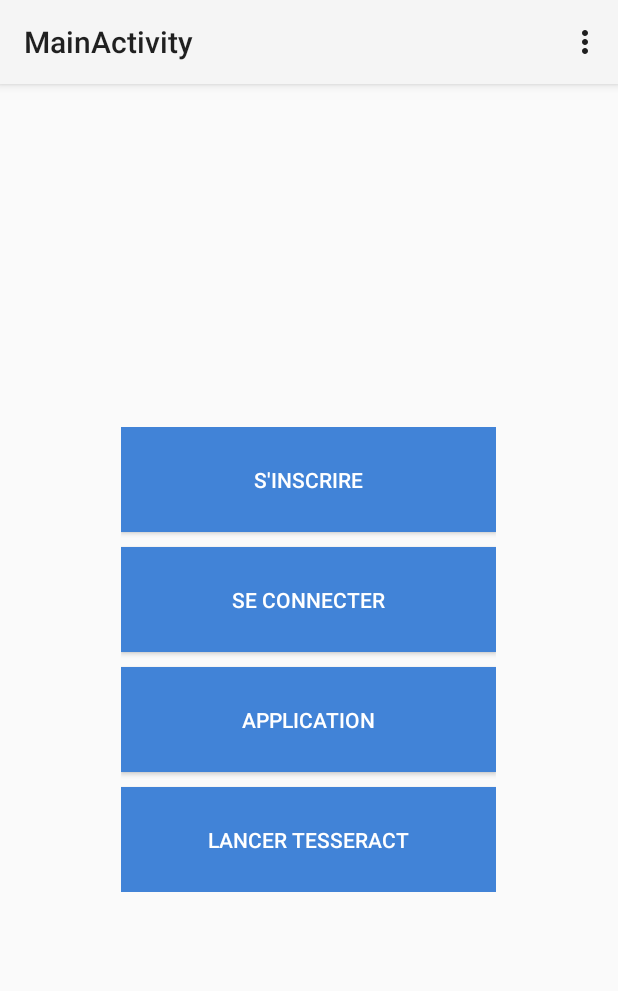
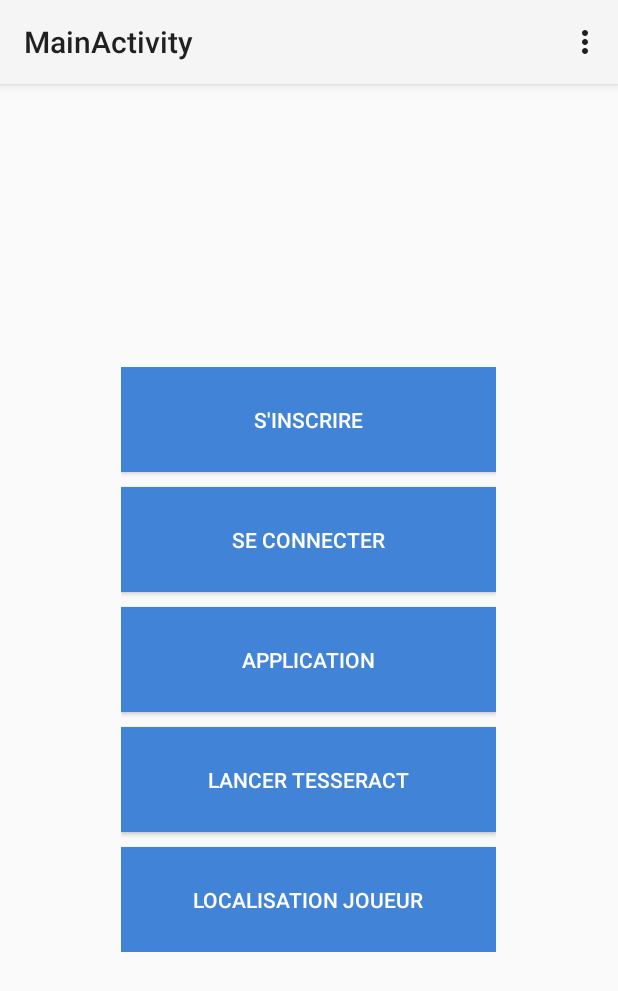
Before and after one commit to loupstigrou/ScanMonsters, an Android app: the screen it shows after launch (MainActivity), on a phone screen of 412 x 824 dp. Shown: the top 991 px of the screen. Run offline under Robolectric (Android 15) with nearby library versions, the phone set to English and light mode, and no system bars.

Commit message:
Ajout d'une activité pour la gestion de la détection de joueurs

```diff
--- a/ScanMonsters/app/src/main/java/prog_mobile/uqac/com/scanmonsters/MainActivity.java
+++ b/ScanMonsters/app/src/main/java/prog_mobile/uqac/com/scanmonsters/MainActivity.java
@@ -14,6 +14,8 @@ public class MainActivity extends AppCompatActivity implements View.OnClickListe
     private Button connectionButton;
     private Button cheatButton;
     private Button tesseractButton;
+    private Button locationButton;
+
     @Override
     protected void onCreate(Bundle savedInstanceState) {
         super.onCreate(savedInstanceState);
@@ -23,11 +25,13 @@ public class MainActivity extends AppCompatActivity implements View.OnClickListe
         this.connectionButton = (Button) findViewById(R.id.connection_button);
         this.cheatButton = (Button) findViewById(R.id.cheat_button);
         this.tesseractButton = (Button) findViewById(R.id.tesseract_button);
+        this.locationButton = (Button) findViewById(R.id.location_button);
 
         this.inscriptionButton.setOnClickListener(this);
         this.connectionButton.setOnClickListener(this);
         this.cheatButton.setOnClickListener(this);
         this.tesseractButton.setOnClickListener(this);
+        this.locationButton.setOnClickListener(this);
     }
 
     @Override
@@ -71,6 +75,10 @@ public class MainActivity extends AppCompatActivity implements View.OnClickListe
                 this.goToTesseractActivity();
                 break;
 
+            case R.id.location_button:
+                this.goToLocationActivity();
+                break;
+
             default:
                 break;
         }
@@ -95,4 +103,9 @@ public class MainActivity extends AppCompatActivity implements View.OnClickListe
         Intent intent = new Intent(MainActivity.this, OCRActivity.class);
         startActivity(intent);
     }
+
+    private void goToLocationActivity() {
+        Intent intent = new Intent(MainActivity.this, LocationActivity.class);
+        startActivity(intent);
+    }
 }
--- a/ScanMonsters/app/src/main/res/layout/activity_main.xml
+++ b/ScanMonsters/app/src/main/res/layout/activity_main.xml
@@ -8,7 +8,7 @@
 
     <RelativeLayout
         android:layout_width="250dp"
-        android:layout_height="310dp"
+        android:layout_height="390dp"
         android:layout_centerInParent="true"
         android:id="@+id/relativeLayout">
 
@@ -45,11 +45,21 @@
             android:id="@+id/tesseract_button"
             android:layout_width="match_parent"
             android:layout_height="70dp"
+            android:layout_marginBottom="10dp"
             android:background="@color/blue"
             android:layout_below="@id/cheat_button"
             android:text="@string/tesseract_button"
             android:textColor="@color/white"/>
 
+        <Button
+            android:id="@+id/location_button"
+            android:layout_width="match_parent"
+            android:layout_height="70dp"
+            android:background="@color/blue"
+            android:layout_below="@id/tesseract_button"
+            android:text="@string/location_button"
+            android:textColor="@color/white"/>
+
     </RelativeLayout>
 
 </RelativeLayout>
--- a/ScanMonsters/app/src/main/res/values/strings.xml
+++ b/ScanMonsters/app/src/main/res/values/strings.xml
@@ -25,4 +25,6 @@
 
     <string name="ac_tesseract_btn_gallery">Gallery</string>
     <string name="ac_tesseract_btn_camera">Camera</string>
+    <string name="location_button">Localisation Joueur</string>
+    <string name="title_activity_location">LocationActivity</string>
 </resources>
```
Also changed, not shown: ScanMonsters/app/src/main/AndroidManifest.xml (+9 -4 lines), ScanMonsters/app/src/main/java/prog_mobile/uqac/com/scanmonsters/LocationActivity.java (added, +37 -0 lines), ScanMonsters/app/src/main/res/layout/activity_location.xml (added, +12 -0 lines), ScanMonsters/app/src/main/res/menu/menu_location.xml (added, +7 -0 lines), 26 other files.
